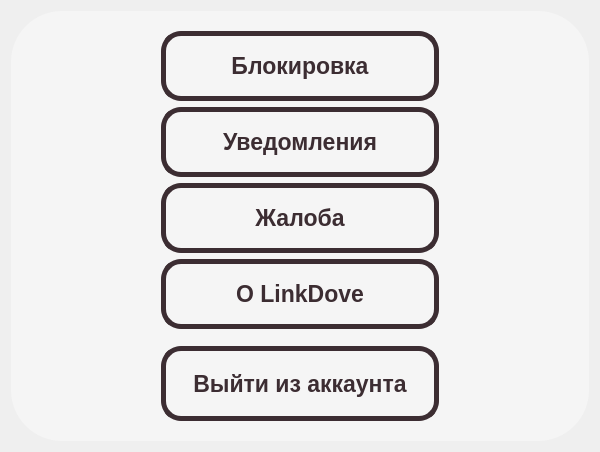
Old version of the form lab3/LinkDove/settingwidget.ui in the repository ElizavetaPa17/LinkDove.
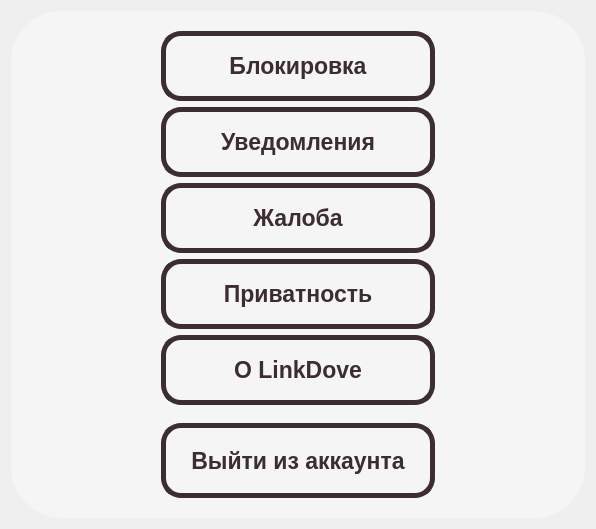
New version of the form.

Diff of the .ui file:
```diff
--- a/lab3/LinkDove/settingwidget.ui
+++ b/lab3/LinkDove/settingwidget.ui
@@ -6,8 +6,8 @@
    <rect>
     <x>0</x>
     <y>0</y>
-    <width>600</width>
-    <height>452</height>
+    <width>596</width>
+    <height>529</height>
    </rect>
   </property>
   <property name="windowTitle">
@@ -162,6 +162,41 @@
         </property>
        </widget>
       </item>
+      <item>
+       <widget class="QPushButton" name="confidenceButton">
+        <property name="minimumSize">
+         <size>
+          <width>0</width>
+          <height>70</height>
+         </size>
+        </property>
+        <property name="font">
+         <font>
+          <pointsize>17</pointsize>
+          <bold>true</bold>
+         </font>
+        </property>
+        <property name="cursor">
+         <cursorShape>PointingHandCursor</cursorShape>
+        </property>
+        <property name="styleSheet">
+         <string notr="true">QPushButton {
+	background-color: rgb(245, 245, 245);
+	color: rgb(60, 45, 50);
+	border: 5px solid rgb(60, 45, 50);
+	border-radius: 20;
+}
+
+QPushButton:hover {
+	background-color: rgb(60, 45, 50);
+	color: rgb(245, 245, 245);
+}</string>
+        </property>
+        <property name="text">
+         <string>Приватность</string>
+        </property>
+       </widget>
+      </item>
       <item>
        <widget class="QPushButton" name="aboutButton">
         <property name="sizePolicy">
```
